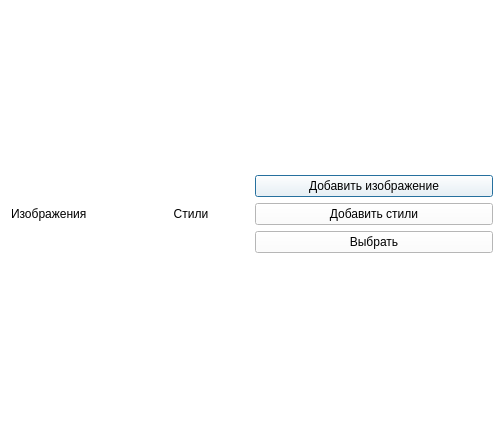
Qt form CNN Style Transfer/UI_Dialog.ui (DanielVampire/CNN-Style-Transfer) before a commit.
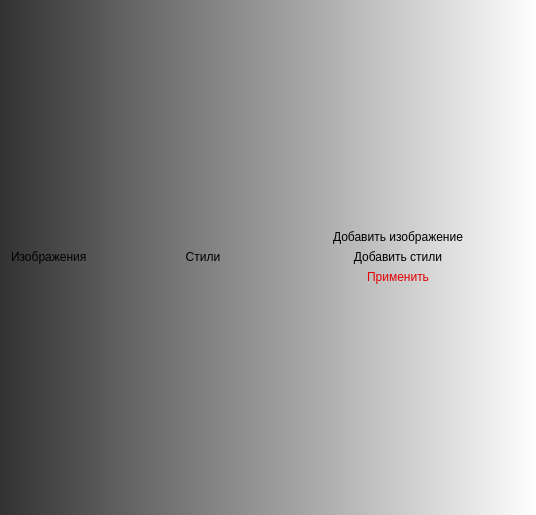
The same form after that commit.

```diff
--- a/CNN Style Transfer/UI_Dialog.ui
+++ b/CNN Style Transfer/UI_Dialog.ui
@@ -9,21 +9,47 @@
    <rect>
     <x>0</x>
     <y>0</y>
-    <width>504</width>
-    <height>429</height>
+    <width>536</width>
+    <height>515</height>
    </rect>
   </property>
   <property name="windowTitle">
    <string>Choose Images</string>
   </property>
   <property name="styleSheet">
-   <string notr="true">background:rgb(255, 255, 255)</string>
+   <string notr="true">QWidget{
+background: qlineargradient(spread:pad, x1:0, y1:0, x2:1, y2:0, stop:0 rgba(50, 50, 50, 255), stop:1 rgba(255, 255, 255, 255));
+}</string>
   </property>
   <layout class="QGridLayout" name="gridLayout">
    <item row="1" column="1">
     <layout class="QGridLayout" name="Grid">
+     <property name="topMargin">
+      <number>0</number>
+     </property>
+     <property name="rightMargin">
+      <number>0</number>
+     </property>
+     <property name="bottomMargin">
+      <number>0</number>
+     </property>
+     <property name="horizontalSpacing">
+      <number>6</number>
+     </property>
      <item row="0" column="0">
       <widget class="QPushButton" name="AddPic">
+       <property name="styleSheet">
+        <string notr="true">QPushButton{
+	font: 16pt &quot;Segoe Script&quot;;
+	color:  rgb(0, 0, 0);
+	border: 1px;
+	background: rgba(255, 255, 255,0);
+}
+QPushButton:hover{
+	text-decoration: underline;
+	color: rgb(0, 157, 0);
+}</string>
+       </property>
        <property name="text">
         <string>Добавить изображение</string>
        </property>
@@ -37,8 +63,20 @@
        <property name="whatsThis">
         <string/>
        </property>
+       <property name="styleSheet">
+        <string notr="true">QPushButton{
+	font: 16pt &quot;Segoe Script&quot;;
+	color:  rgb(227, 0, 3);
+	border: 1px;
+	background: rgba(255, 255, 255,0);
+}
+QPushButton:hover{
+	text-decoration: underline;
+	color: rgb(0, 157, 0);
+}</string>
+       </property>
        <property name="text">
-        <string>Выбрать</string>
+        <string>Применить</string>
        </property>
       </widget>
      </item>
@@ -47,6 +85,18 @@
        <property name="enabled">
         <bool>true</bool>
        </property>
+       <property name="styleSheet">
+        <string notr="true">QPushButton{
+	font: 16pt &quot;Segoe Script&quot;;
+	color:  rgb(0, 0, 0);
+	border: 1px;
+	background: rgba(255, 255, 255,0);
+}
+QPushButton:hover{
+	text-decoration: underline;
+	color: rgb(0, 157, 0);
+}</string>
+       </property>
        <property name="text">
         <string>Добавить стили</string>
        </property>
@@ -60,6 +110,10 @@
       <layout class="QHBoxLayout" name="horizontalLayout_2">
        <item>
         <widget class="QLabel" name="labizo">
+         <property name="styleSheet">
+          <string notr="true">font: 75 14pt &quot;Segoe Script&quot;;
+background: rgba(255, 255, 255,0);</string>
+         </property>
          <property name="text">
           <string>Изображения</string>
          </property>
@@ -73,6 +127,10 @@
        </item>
        <item>
         <widget class="QLabel" name="labstyle">
+         <property name="styleSheet">
+          <string notr="true">font: 75 14pt &quot;Segoe Script&quot;;
+background: rgba(255, 255, 255,0);</string>
+         </property>
          <property name="text">
           <string>Стили</string>
          </property>
```
